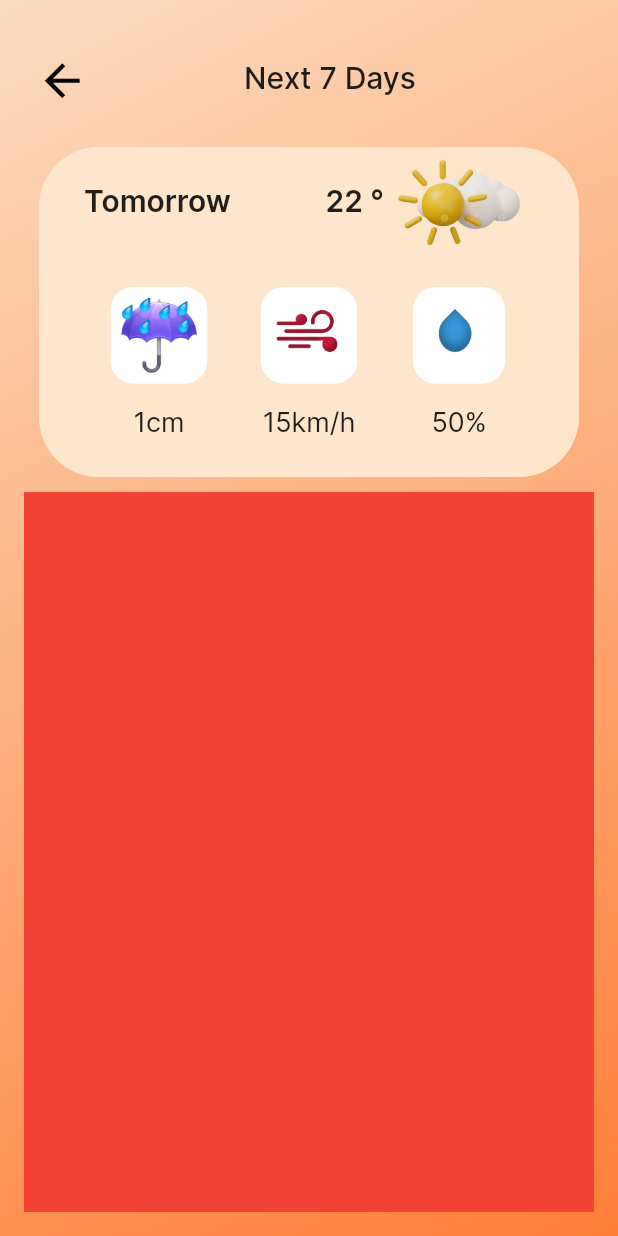
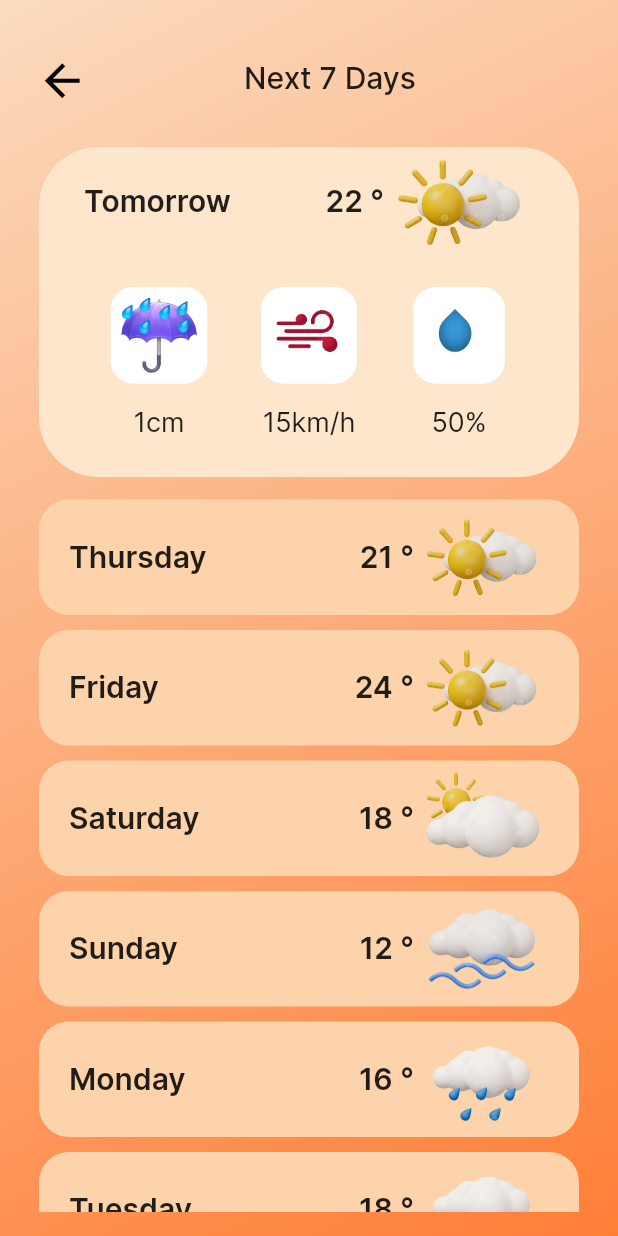
Before and after one commit to toxirjon96/weather_app, a Flutter app: the NextDaysPage screen opened directly, on a phone screen of 412 x 824 dp. Run offline on Flutter 3.47's test engine with Material 2 defaults, Android fonts, the phone set to English and light mode, and no system bars.

Commit message:
ui finished

```diff
--- /dev/null
+++ b/lib/src/pages/next_days_page/widget/container_item.dart
@@ -0,0 +1,30 @@
+import 'package:weather_app/weather_app_library.dart';
+
+class ContainerItem extends StatelessWidget {
+  const ContainerItem({
+    super.key,
+    required this.dayName,
+    required this.celsius,
+    required this.image,
+  });
+
+  final String dayName;
+  final String celsius;
+  final Image image;
+
+  @override
+  Widget build(BuildContext context) {
+    return Container(
+      padding: const EdgeInsets.symmetric(horizontal: 20),
+      margin: const EdgeInsets.symmetric(horizontal: 10, vertical: 5),
+      decoration: BoxDecoration(
+          color: const Color(0xFFFCD3AB),
+          borderRadius: BorderRadius.circular(20)),
+      child: RowItem(
+        dayName: dayName,
+        celsius: celsius,
+        image: image,
+      ),
+    );
+  }
+}
--- a/lib/src/pages/next_days_page/widget/expanded_next_page_body.dart
+++ b/lib/src/pages/next_days_page/widget/expanded_next_page_body.dart
@@ -1,3 +1,4 @@
+import 'package:weather_app/src/pages/next_days_page/widget/container_item.dart';
 import 'package:weather_app/weather_app_library.dart';
 
 class ExpandedNextPageBody extends StatelessWidget {
@@ -19,8 +20,63 @@ class ExpandedNextPageBody extends StatelessWidget {
               ),
               Expanded(
                 flex: 2,
-                child: Container(
-                  color: Colors.red,
+                child: ListView(
+                  children: [
+                    ContainerItem(
+                      dayName: "Thursday",
+                      celsius: "21 °",
+                      image: Image.asset(
+                        "assets/images/sunny.png",
+                        fit: BoxFit.cover,
+                        width: 90,
+                      ),
+                    ),
+                    ContainerItem(
+                      dayName: "Friday",
+                      celsius: "24 °",
+                      image: Image.asset(
+                        "assets/images/sunny.png",
+                        fit: BoxFit.cover,
+                        width: 90,
+                      ),
+                    ),
+                    ContainerItem(
+                      dayName: "Saturday",
+                      celsius: "18 °",
+                      image: Image.asset(
+                        "assets/images/sunny_with_cloud.png",
+                        fit: BoxFit.cover,
+                        width: 90,
+                      ),
+                    ),
+                    ContainerItem(
+                      dayName: "Sunday",
+                      celsius: "12 °",
+                      image: Image.asset(
+                        "assets/images/windy.png",
+                        fit: BoxFit.cover,
+                        width: 90,
+                      ),
+                    ),
+                    ContainerItem(
+                      dayName: "Monday",
+                      celsius: "16 °",
+                      image: Image.asset(
+                        "assets/images/rainy.png",
+                        fit: BoxFit.cover,
+                        width: 90,
+                      ),
+                    ),
+                    ContainerItem(
+                      dayName: "Tuesday",
+                      celsius: "18 °",
+                      image: Image.asset(
+                        "assets/images/rainy.png",
+                        fit: BoxFit.cover,
+                        width: 90,
+                      ),
+                    ),
+                  ],
                 ),
               ),
             ],
--- /dev/null
+++ b/lib/src/pages/next_days_page/widget/row_item.dart
@@ -0,0 +1,42 @@
+import 'package:weather_app/weather_app_library.dart';
+
+class RowItem extends StatelessWidget {
+  const RowItem({
+    super.key,
+    required this.dayName,
+    required this.celsius,
+    required this.image,
+  });
+
+  final String dayName;
+  final String celsius;
+  final Image image;
+
+  @override
+  Widget build(BuildContext context) {
+    return Row(
+      mainAxisAlignment: MainAxisAlignment.spaceBetween,
+      children: [
+        Text(
+          dayName,
+          style: const TextStyle(
+            fontWeight: FontWeight.w600,
+            fontSize: 20,
+          ),
+        ),
+        Row(
+          children: [
+            Text(
+              celsius,
+              style: const TextStyle(
+                fontWeight: FontWeight.w600,
+                fontSize: 20,
+              ),
+            ),
+            image,
+          ],
+        ),
+      ],
+    );
+  }
+}
--- a/lib/src/pages/next_days_page/widget/top_container.dart
+++ b/lib/src/pages/next_days_page/widget/top_container.dart
@@ -15,33 +15,14 @@ class TopContainer extends StatelessWidget {
       child: Column(
         children: [
           Expanded(
-            child: Row(
-              mainAxisAlignment: MainAxisAlignment.spaceBetween,
-              children: [
-                const Text(
-                  "Tomorrow",
-                  style: TextStyle(
-                    fontWeight: FontWeight.w600,
-                    fontSize: 20,
-                  ),
-                ),
-                Row(
-                  children: [
-                    const Text(
-                      "22 °",
-                      style: TextStyle(
-                        fontWeight: FontWeight.w600,
-                        fontSize: 20,
-                      ),
-                    ),
-                    Image.asset(
-                      "assets/images/sunny.png",
-                      width: 100,
-                      fit: BoxFit.cover,
-                    ),
-                  ],
-                ),
-              ],
+            child: RowItem(
+              dayName: "Tomorrow",
+              celsius: "22 °",
+              image: Image.asset(
+                "assets/images/sunny.png",
+                width: 100,
+                fit: BoxFit.cover,
+              ),
             ),
           ),
           Expanded(
--- a/lib/weather_app_library.dart
+++ b/lib/weather_app_library.dart
@@ -17,3 +17,4 @@ export 'package:weather_app/src/pages/next_days_page/widget/expanded_next_page_b
 export 'package:weather_app/src/pages/next_days_page/widget/next_page_appbar.dart';
 export 'package:weather_app/src/pages/next_days_page/widget/top_container.dart';
 export 'package:weather_app/src/pages/next_days_page/next_days_page.dart';
+export 'package:weather_app/src/pages/next_days_page/widget/row_item.dart';
```
